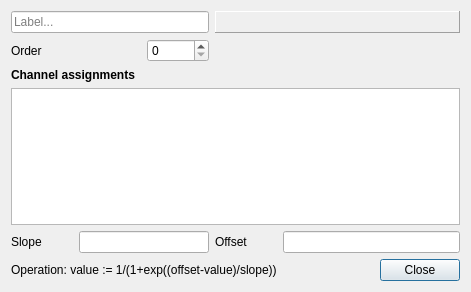
CompEphys-team/stdpc, file src/gui/sinusoidaltransformdlg.ui: the form before one commit.
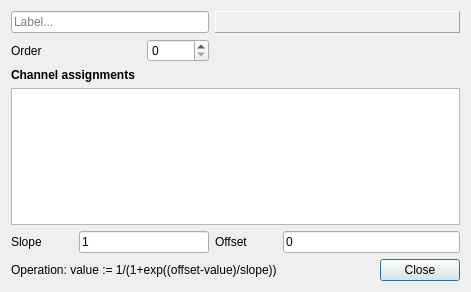
The form after the commit. Custom widgets are drawn as their Qt base class.

Patch:
```diff
--- a/src/gui/sinusoidaltransformdlg.ui
+++ b/src/gui/sinusoidaltransformdlg.ui
@@ -100,7 +100,11 @@
     </widget>
    </item>
    <item row="4" column="1" colspan="2">
-    <widget class="QLineEdit" name="slope"/>
+    <widget class="QLineEdit" name="slope">
+     <property name="text">
+      <string>1</string>
+     </property>
+    </widget>
    </item>
    <item row="4" column="3">
     <widget class="QLabel" name="label_2">
@@ -110,7 +114,11 @@
     </widget>
    </item>
    <item row="4" column="4">
-    <widget class="QLineEdit" name="offset"/>
+    <widget class="QLineEdit" name="offset">
+     <property name="text">
+      <string>0</string>
+     </property>
+    </widget>
    </item>
    <item row="5" column="0" colspan="4">
     <widget class="QLabel" name="label_3">
```
